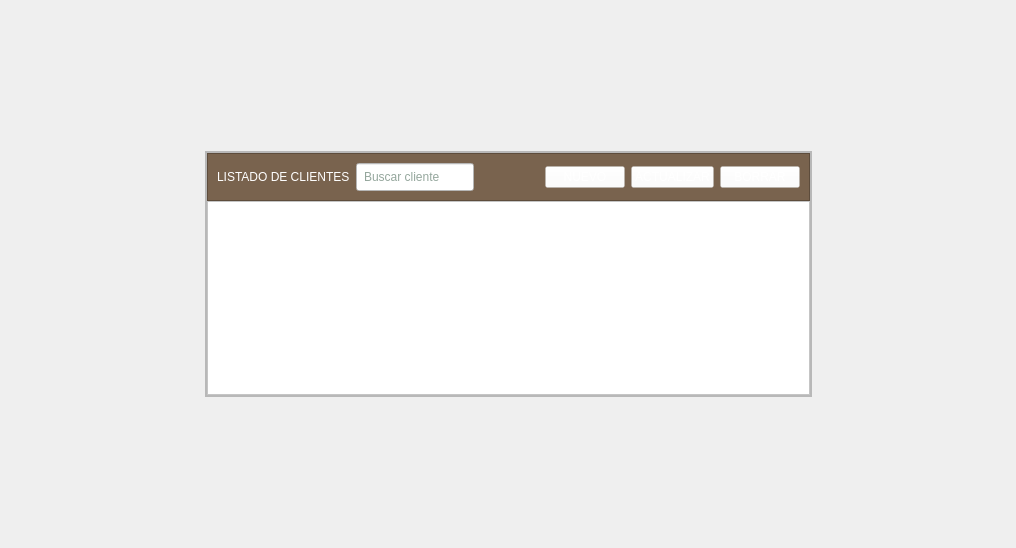
Qt form clients.ui (altitude-solutions/Camino_Real_Desktop) before a commit.
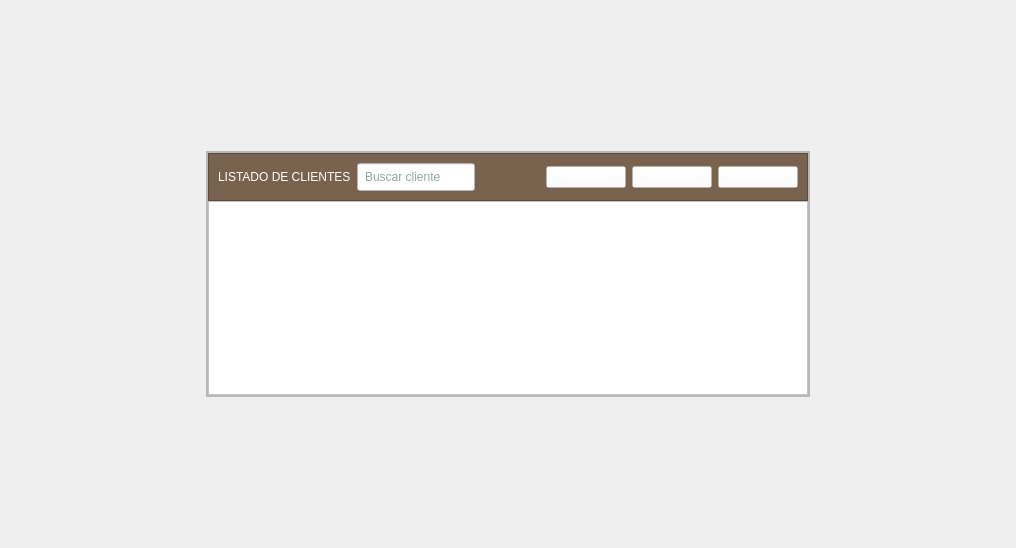
The same form after that commit.

Commit message: button text changed

Diff of the .ui file:
```diff
--- a/clients.ui
+++ b/clients.ui
@@ -180,7 +180,7 @@
 max-height:2em;</string>
                 </property>
                 <property name="text">
-                 <string>ACTUALIZAR</string>
+                 <string>EDITAR</string>
                 </property>
                </widget>
               </item>
@@ -196,7 +196,7 @@
 max-height:2em;</string>
                 </property>
                 <property name="text">
-                 <string>BORRAR</string>
+                 <string>ELIMINAR</string>
                 </property>
                </widget>
               </item>
```
The commit also changes 5 other files.
